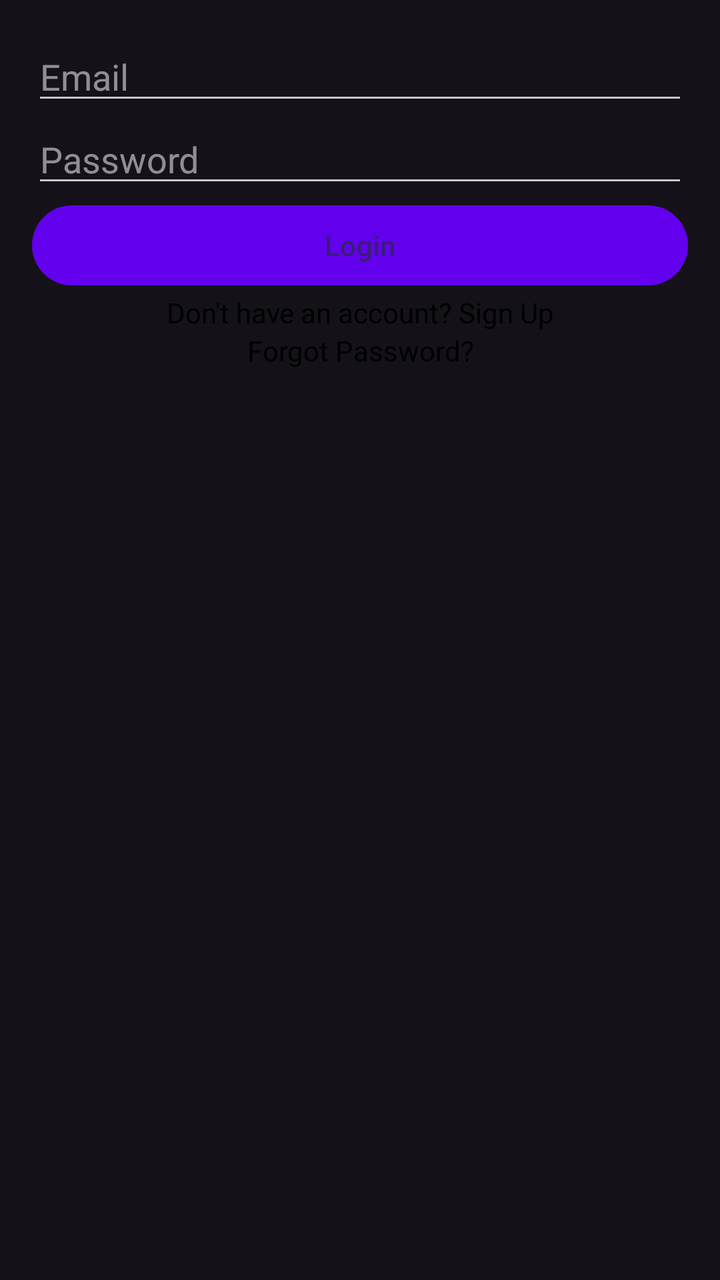
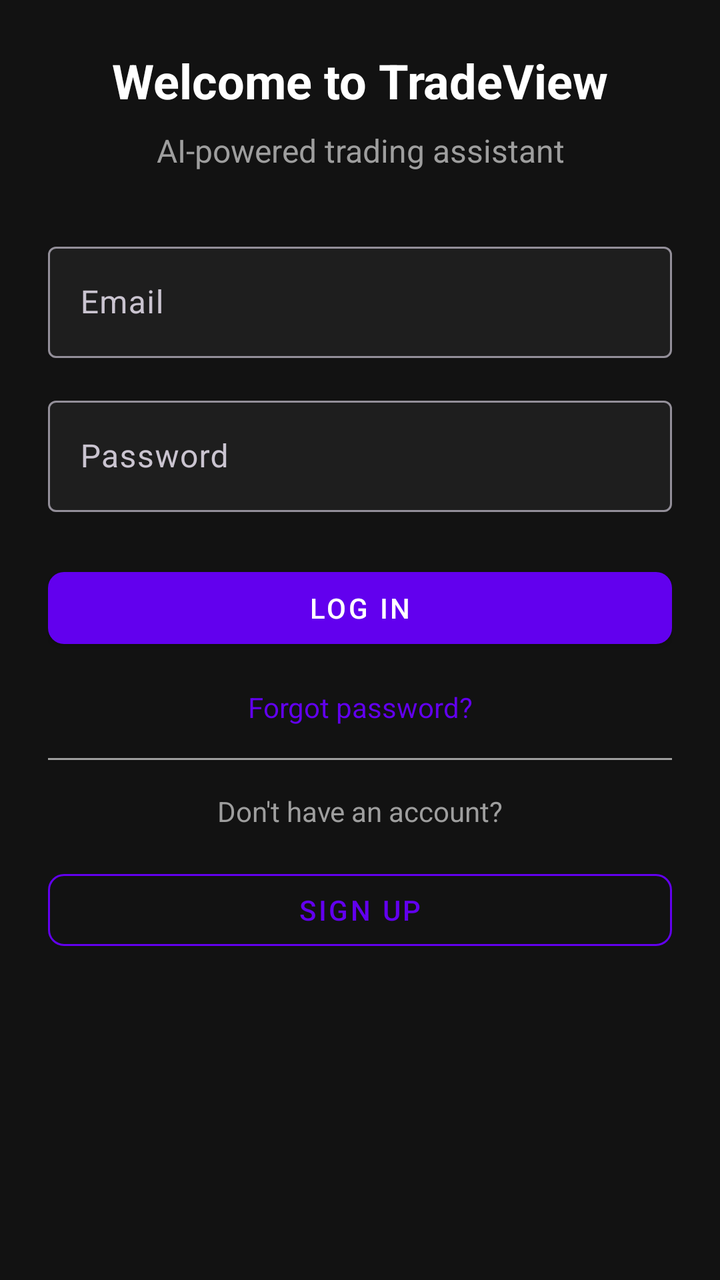

Screens rendered from an Android XML layout before and after an edit, with the pre-edit source and the edit as a unified diff.
<!-- AndroidManifest.xml: application theme Theme.TradeView -->
<!-- res/layout/activity_login.xml -->
<?xml version="1.0" encoding="utf-8"?>
<LinearLayout xmlns:android="http://schemas.android.com/apk/res/android"
    android:layout_width="match_parent"
    android:layout_height="match_parent"
    android:orientation="vertical"
    android:padding="16dp">

    <EditText
        android:id="@+id/emailLogin"
        android:layout_width="match_parent"
        android:layout_height="wrap_content"
        android:hint="Email"
        android:inputType="textEmailAddress" />

    <EditText
        android:id="@+id/passwordLogin"
        android:layout_width="match_parent"
        android:layout_height="wrap_content"
        android:hint="Password"
        android:inputType="textPassword" />

    <Button
        android:id="@+id/btnLogin"
        android:layout_width="match_parent"
        android:layout_height="wrap_content"
        android:text="Login" />

    <ProgressBar
        android:id="@+id/progressBar"
        android:layout_width="wrap_content"
        android:layout_height="wrap_content"
        android:layout_gravity="center"
        android:visibility="gone" />

    <TextView
        android:layout_width="match_parent"
        android:layout_height="wrap_content"
        android:text="Don't have an account? Sign Up"
        android:gravity="center"
        android:textColor="@color/black"
        android:onClick="goToSignUp" />

    <TextView
        android:id="@+id/forgotPassword"
        android:layout_width="match_parent"
        android:layout_height="wrap_content"
        android:text="Forgot Password?"
        android:gravity="center"
        android:textColor="@color/black"
        android:onClick="goToForgotPassword" />
</LinearLayout>
<!-- resources referenced by this layout -->
<resources>
  <color name="black">#FF000000</color>
  <style name="Theme.TradeView" parent="Theme.Material3.Dark.NoActionBar">
          <item name="colorPrimary">@color/primary</item>
          <item name="colorPrimaryDark">@color/primary_dark</item>
          <item name="colorSecondary">@color/secondary</item>
          <item name="android:statusBarColor">@color/primary_dark</item>
          <item name="android:windowLightStatusBar">false</item>
      </style>
  <color name="primary">#6200EE</color>
  <color name="primary_dark">#3700B3</color>
  <color name="secondary">#03DAC6</color>
</resources>

<!-- the commit's change to res/layout/activity_login.xml (unified diff, before → after) -->
@@ -1,51 +1,107 @@
 <?xml version="1.0" encoding="utf-8"?>
 <LinearLayout xmlns:android="http://schemas.android.com/apk/res/android"
+    xmlns:app="http://schemas.android.com/apk/res-auto"
     android:layout_width="match_parent"
     android:layout_height="match_parent"
+    android:background="@color/dark_background"
     android:orientation="vertical"
-    android:padding="16dp">
+    android:padding="24dp">
 
-    <EditText
-        android:id="@+id/emailLogin"
+
+    <TextView
         android:layout_width="match_parent"
         android:layout_height="wrap_content"
-        android:hint="Email"
-        android:inputType="textEmailAddress" />
+        android:text="Welcome to TradeView"
+        android:textAlignment="center"
+        android:textColor="@color/white"
+        android:textSize="24sp"
+        android:textStyle="bold"/>
 
-    <EditText
-        android:id="@+id/passwordLogin"
+    <TextView
         android:layout_width="match_parent"
         android:layout_height="wrap_content"
-        android:hint="Password"
-        android:inputType="textPassword" />
+        android:layout_marginTop="8dp"
+        android:layout_marginBottom="32dp"
+        android:text="AI-powered trading assistant"
+        android:textAlignment="center"
+        android:textColor="@color/gray"
+        android:textSize="16sp"/>
+
+    <com.google.android.material.textfield.TextInputLayout
+        android:layout_width="match_parent"
+        android:layout_height="wrap_content"
+        android:layout_marginBottom="16dp"
+        app:boxBackgroundColor="@color/card_background"
+        app:hintTextColor="@color/gray">
+
+        <com.google.android.material.textfield.TextInputEditText
+            android:id="@+id/emailEditText"
+            android:layout_width="match_parent"
+            android:layout_height="wrap_content"
+            android:hint="Email"
+            android:inputType="textEmailAddress"
+            android:textColor="@color/white"/>
+    </com.google.android.material.textfield.TextInputLayout>
+
+    <com.google.android.material.textfield.TextInputLayout
+        android:layout_width="match_parent"
+        android:layout_height="wrap_content"
+        android:layout_marginBottom="24dp"
+        app:boxBackgroundColor="@color/card_background"
+        app:hintTextColor="@color/gray">
+
+        <com.google.android.material.textfield.TextInputEditText
+            android:id="@+id/passwordEditText"
+            android:layout_width="match_parent"
+            android:layout_height="wrap_content"
+            android:hint="Password"
+            android:inputType="textPassword"
+            android:textColor="@color/white"/>
+    </com.google.android.material.textfield.TextInputLayout>
 
     <Button
-        android:id="@+id/btnLogin"
+        android:id="@+id/loginButton"
         android:layout_width="match_parent"
         android:layout_height="wrap_content"
-        android:text="Login" />
+        android:layout_marginBottom="16dp"
+        android:text="Log in"
+        style="@style/PrimaryButton"/>
 
+    <TextView
+        android:id="@+id/forgotPasswordText"
+        android:layout_width="match_parent"
+        android:layout_height="wrap_content"
+        android:layout_marginBottom="16dp"
+        android:text="Forgot password?"
+        android:textAlignment="center"
+        android:textColor="@color/primary"
+        android:textSize="14sp"/>
+
+    <View
+        android:layout_width="match_parent"
+        android:layout_height="1dp"
+        android:layout_marginBottom="16dp"
+        android:background="@color/gray"/>
+
+    <TextView
+        android:layout_width="match_parent"
+        android:layout_height="wrap_content"
+        android:layout_marginBottom="16dp"
+        android:text="Don't have an account?"
+        android:textAlignment="center"
+        android:textColor="@color/gray"
+        android:textSize="14sp"/>
     <ProgressBar
         android:id="@+id/progressBar"
         android:layout_width="wrap_content"
         android:layout_height="wrap_content"
-        android:layout_gravity="center"
-        android:visibility="gone" />
-
-    <TextView
+        android:layout_gravity="center_horizontal"
+        android:layout_marginTop="16dp"
+        android:visibility="gone"/>
+    <Button
+        android:id="@+id/signUpButton"
         android:layout_width="match_parent"
         android:layout_height="wrap_content"
-        android:text="Don't have an account? Sign Up"
-        android:gravity="center"
-        android:textColor="@color/black"
-        android:onClick="goToSignUp" />
-
-    <TextView
-        android:id="@+id/forgotPassword"
-        android:layout_width="match_parent"
-        android:layout_height="wrap_content"
-        android:text="Forgot Password?"
-        android:gravity="center"
-        android:textColor="@color/black"
-        android:onClick="goToForgotPassword" />
+        android:text="Sign up"
+        style="@style/SecondaryButton"/>
 </LinearLayout>
<!-- resource entries referenced after the edit -->
@@ -1,6 +1,8 @@
 <!-- resources referenced by this layout -->
 <resources>
-  <color name="black">#FF000000</color>
+  <color name="card_background">#1E1E1E</color>
+  <color name="dark_background">#121212</color>
+  <color name="gray">#9E9E9E</color>
   <style name="Theme.TradeView" parent="Theme.Material3.Dark.NoActionBar">
           <item name="colorPrimary">@color/primary</item>
           <item name="colorPrimaryDark">@color/primary_dark</item>
@@ -9,6 +11,18 @@
           <item name="android:windowLightStatusBar">false</item>
       </style>
   <color name="primary">#6200EE</color>
+  <color name="white">#FFFFFF</color>
+  <style name="PrimaryButton" parent="Widget.MaterialComponents.Button">
+          <item name="backgroundTint">@color/primary</item>
+          <item name="android:textColor">@color/white</item>
+          <item name="cornerRadius">8dp</item>
+      </style>
+  <style name="SecondaryButton" parent="Widget.MaterialComponents.Button.OutlinedButton">
+          <item name="android:textColor">@color/primary</item>
+          <item name="strokeColor">@color/primary</item>
+          <item name="strokeWidth">1dp</item>
+          <item name="cornerRadius">8dp</item>
+      </style>
   <color name="primary_dark">#3700B3</color>
   <color name="secondary">#03DAC6</color>
 </resources>
